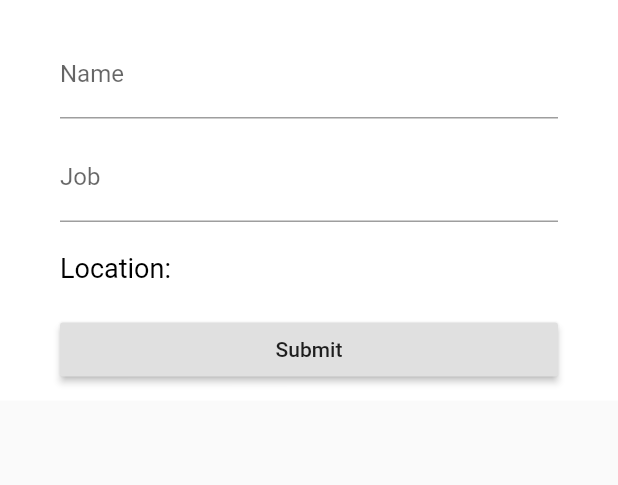
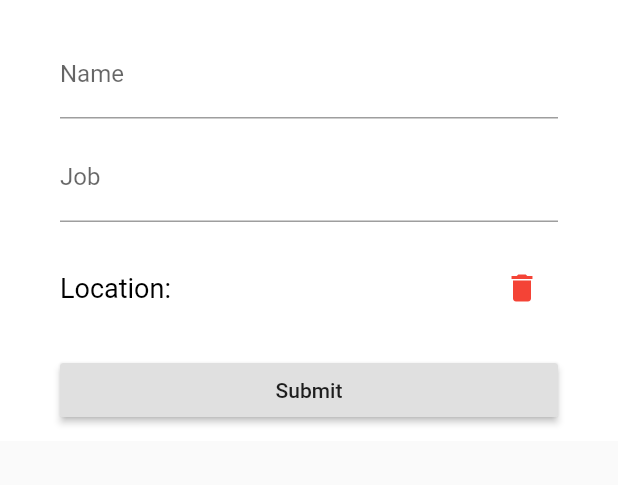
Before and after one commit to williamchaukw/worker-tracker, a Flutter app: the screen it shows after launch, after a tap on "Scan QR", on a phone screen of 412 x 824 dp, the part 427-912 px from its top. Run offline on Flutter 3.47's test engine with Material 2 defaults, Android fonts, the light colour scheme and no system bars; our stand-ins replace dio, fluttertoast, geocoding, geolocator; missing offline and left inert: qrscan.

Commit message:
v1.1
- Added delete function after scanned QR

```diff
--- a/lib/screens/main_screen.dart
+++ b/lib/screens/main_screen.dart
@@ -211,7 +211,10 @@ class _MainScreenState extends State<MainScreen> {
                     width: double.infinity,
                     padding: EdgeInsets.symmetric(horizontal: 30),
                     child: _isScanned
-                        ? RichText(
+                        ? Row(
+                            mainAxisAlignment: MainAxisAlignment.spaceBetween,
+                            children: [
+                              RichText(
                                   text: TextSpan(
                                       style: TextStyle(
                                         color: Colors.black,
@@ -221,9 +224,19 @@ class _MainScreenState extends State<MainScreen> {
                                     TextSpan(text: 'Location: '),
                                     TextSpan(
                                         text: _scanResultString,
-                                    style:
-                                        TextStyle(fontWeight: FontWeight.bold))
-                              ]))
+                                        style: TextStyle(
+                                            fontWeight: FontWeight.bold))
+                                  ])),
+                              IconButton(
+                                  icon: Icon(Icons.delete, color: Colors.red),
+                                  onPressed: () {
+                                    setState(() {
+                                      _scanResultString = '';
+                                      _isScanned = false;
+                                    });
+                                  })
+                            ],
+                          )
                         : RaisedButton(
                             child: Text('Scan QR'),
                             onPressed: () async {
```
Lines whose indentation alone changed are shown as unchanged.
